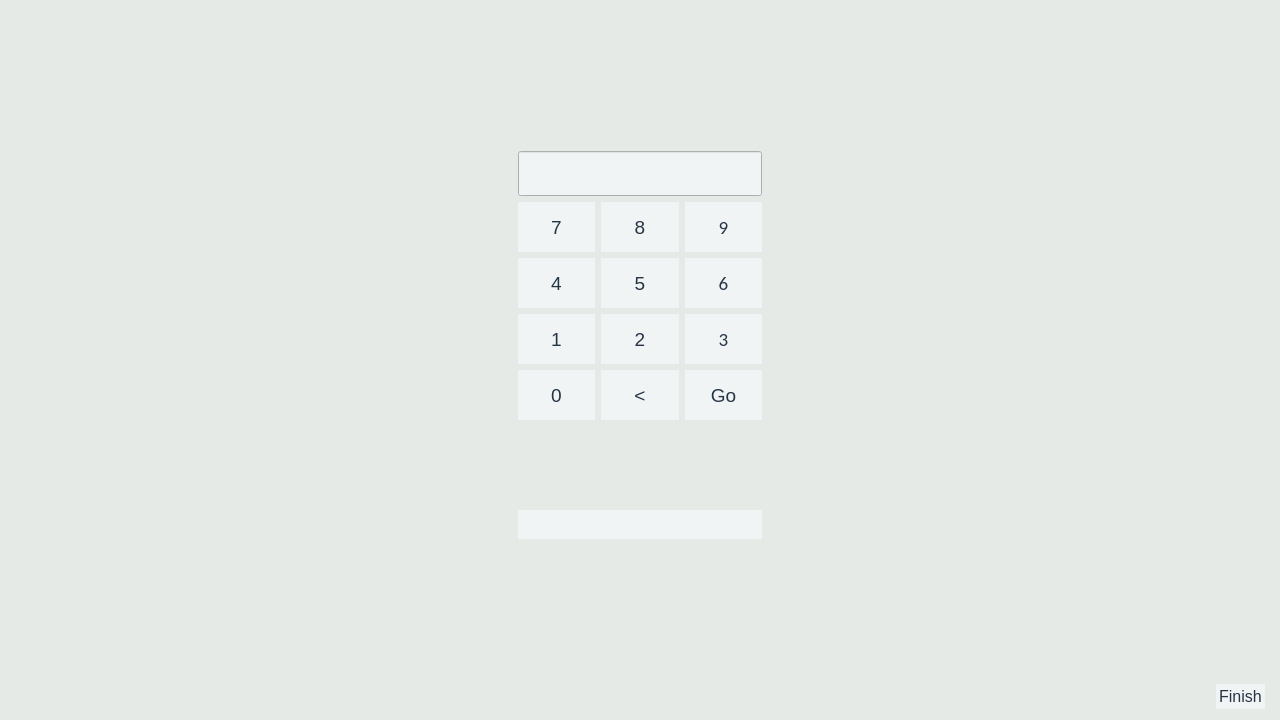
Above: Source/Time-Track/mainform.ui from joshuawootonn/time-track before the change. Below: the same form after it.
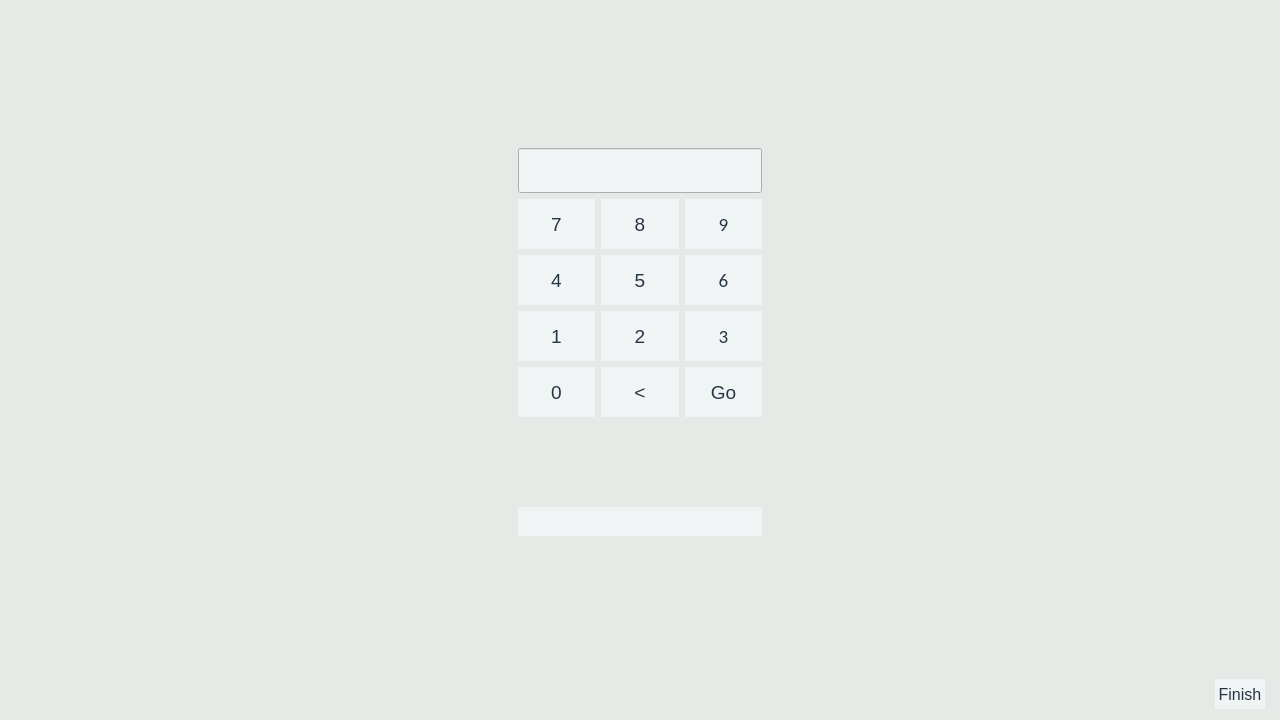
That is the form after the change.

Patch:
```diff
--- a/Source/Time-Track/mainform.ui
+++ b/Source/Time-Track/mainform.ui
@@ -1925,6 +1925,12 @@
      </item>
      <item>
       <widget class="QPushButton" name="mainFinish">
+       <property name="minimumSize">
+        <size>
+         <width>50</width>
+         <height>30</height>
+        </size>
+       </property>
        <property name="text">
         <string>Finish</string>
        </property>
```
